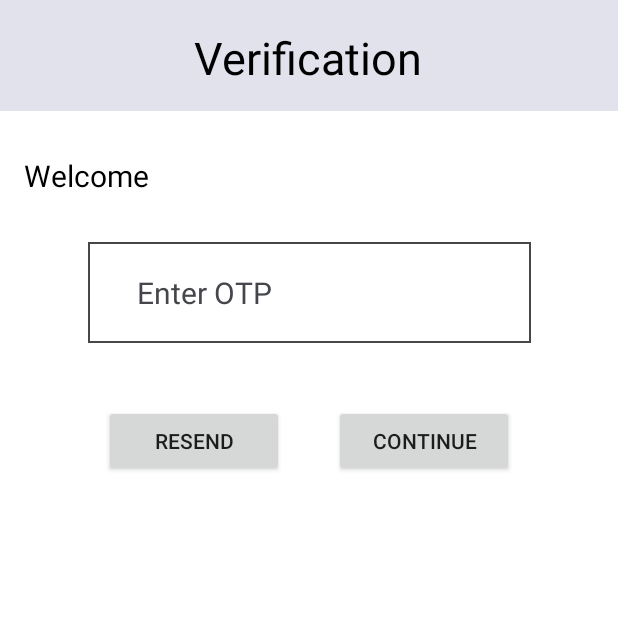
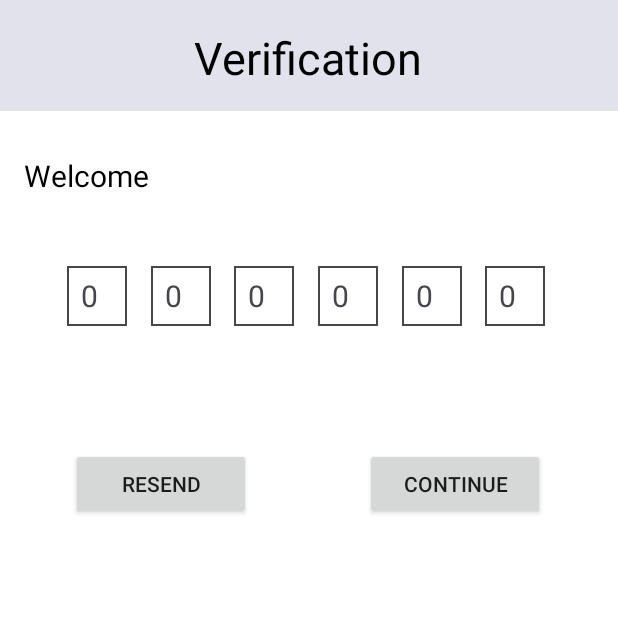
Before and after one commit to VISHNUPRABHU-170/ODOP-app, an Android app: the OtpActivity screen opened directly, with no data from a screen before it, on a phone screen of 412 x 824 dp, the top half of it. Run offline under Robolectric (Android 15) with nearby library versions, the light colour scheme and no system bars; our stand-ins replace Firebase (no records; nobody signed in at launch, a user with empty details on screens opened directly); 3 statements that could not run were skipped.

Commit message:
FOOD app

```diff
--- a/app/src/main/java/com/example/foodapplication/login/OtpActivity.kt
+++ b/app/src/main/java/com/example/foodapplication/login/OtpActivity.kt
@@ -6,6 +6,7 @@ import android.os.Bundle
 import android.util.Log
 import android.widget.Button
 import android.widget.EditText
+import android.widget.Toast
 import com.example.foodapplication.HomeActivity
 import com.example.foodapplication.R
 import com.google.firebase.FirebaseException
@@ -15,7 +16,12 @@ import java.util.concurrent.TimeUnit
 
 class OtpActivity : AppCompatActivity() {
     private lateinit var go: Button
-    private lateinit var otp: EditText
+    private lateinit var otp1: EditText
+    private lateinit var otp2: EditText
+    private lateinit var otp3: EditText
+    private lateinit var otp4: EditText
+    private lateinit var otp5: EditText
+    private lateinit var otp6: EditText
     private lateinit var resend: Button
     private lateinit var auth: FirebaseAuth
     private lateinit var OTP: String
@@ -35,9 +41,9 @@ class OtpActivity : AppCompatActivity() {
         init()
 
         go.setOnClickListener(){
-            typedOTP=otp.text.toString()
+            typedOTP=otp1.text.toString()+otp2.text.toString()+otp3.text.toString()+otp4.text.toString()+otp5.text.toString()+otp6.text.toString()
             if(typedOTP.trim().isBlank() || typedOTP.length!=6){
-                otp.error="Please enter a valid OTP"
+                Toast.makeText(this,"Please enter a valid OTP",Toast.LENGTH_SHORT).show()
             }else{
                 val credential: PhoneAuthCredential=PhoneAuthProvider.getCredential(
                     OTP,typedOTP
@@ -55,7 +61,12 @@ class OtpActivity : AppCompatActivity() {
 
     private fun init(){
         go=findViewById(R.id.go)
-        otp=findViewById(R.id.otp)
+        otp1=findViewById(R.id.otp1)
+        otp2=findViewById(R.id.otp2)
+        otp3=findViewById(R.id.otp3)
+        otp4=findViewById(R.id.otp4)
+        otp5=findViewById(R.id.otp5)
+        otp6=findViewById(R.id.otp6)
         resend=findViewById(R.id.resend)
         auth=FirebaseAuth.getInstance()
     }
--- a/app/src/main/res/layout/activity_coimbatore.xml
+++ b/app/src/main/res/layout/activity_coimbatore.xml
@@ -8,16 +8,28 @@
     tools:context=".district.CoimbatoreActivity" >
 
     <TextView
+        android:id="@+id/textView2"
+        android:layout_width="match_parent"
+        android:layout_height="78dp"
+        android:background="@color/teal_200"
+        app:layout_constraintBottom_toBottomOf="parent"
+        app:layout_constraintTop_toTopOf="parent"
+        app:layout_constraintVertical_bias="0.0"
+        tools:layout_editor_absoluteX="16dp" />
+
+    <TextView
         android:id="@+id/textView13"
-        android:layout_width="match_parent"
-        android:layout_height="55dp"
-        android:background="@color/teal_700"
-        android:text="  Coimbatore"
+        android:layout_width="wrap_content"
+        android:layout_height="wrap_content"
+        android:layout_marginStart="90dp"
+        android:layout_marginEnd="90dp"
+        android:text="Coimbatore"
         android:textColor="@color/white"
-        android:textSize="35sp"
+        android:textSize="34sp"
         app:layout_constraintBottom_toBottomOf="parent"
         app:layout_constraintEnd_toEndOf="parent"
+        app:layout_constraintHorizontal_bias="0.497"
         app:layout_constraintStart_toStartOf="parent"
-        app:layout_constraintTop_toTopOf="parent"
-        app:layout_constraintVertical_bias="0.002" />
+        app:layout_constraintTop_toTopOf="@+id/textView2"
+        app:layout_constraintVertical_bias="0.023" />
 </androidx.constraintlayout.widget.ConstraintLayout>
--- a/app/src/main/res/layout/activity_otp.xml
+++ b/app/src/main/res/layout/activity_otp.xml
@@ -37,37 +37,26 @@
         app:layout_constraintTop_toTopOf="parent"
         app:layout_constraintVertical_bias="0.13" />
 
-    <EditText
-        android:id="@+id/otp"
-        android:layout_width="295dp"
-        android:layout_height="67dp"
-        android:layout_marginStart="90dp"
-        android:layout_marginEnd="90dp"
-        android:background="@drawable/border"
-        android:ems="10"
-        android:hint="       Enter OTP"
-        android:inputType="numberSigned"
-        android:textColor="@color/black"
-        android:textColorHint="@color/material_dynamic_neutral30"
-        android:textSize="20sp"
-        app:layout_constraintBottom_toBottomOf="parent"
-        app:layout_constraintEnd_toEndOf="parent"
-        app:layout_constraintStart_toStartOf="parent"
-        app:layout_constraintTop_toTopOf="parent"
-        app:layout_constraintVertical_bias="0.213" />
+    <LinearLayout
+        android:layout_width="wrap_content"
+        android:layout_height="wrap_content"
+        android:layout_marginTop="50dp"
+        android:orientation="horizontal">
+
+    </LinearLayout>
+
 
     <Button
         android:id="@+id/go"
         android:layout_width="120dp"
         android:layout_height="wrap_content"
-        android:layout_marginEnd="3dp"
         android:text="Continue"
         app:layout_constraintBottom_toBottomOf="parent"
-        app:layout_constraintEnd_toEndOf="@+id/otp"
-        app:layout_constraintHorizontal_bias="0.965"
-        app:layout_constraintStart_toStartOf="parent"
+        app:layout_constraintEnd_toEndOf="@+id/otp6"
+        app:layout_constraintHorizontal_bias="1.0"
+        app:layout_constraintStart_toStartOf="@+id/otp1"
         app:layout_constraintTop_toTopOf="parent"
-        app:layout_constraintVertical_bias="0.348" />
+        app:layout_constraintVertical_bias="0.385" />
 
     <TextView
         android:id="@+id/textView25"
@@ -89,11 +78,120 @@
         android:id="@+id/resend"
         android:layout_width="120dp"
         android:layout_height="wrap_content"
+        android:layout_marginEnd="196dp"
         android:text="Resend"
         app:layout_constraintBottom_toBottomOf="parent"
+        app:layout_constraintEnd_toEndOf="@+id/otp6"
+        app:layout_constraintTop_toTopOf="parent"
+        app:layout_constraintVertical_bias="0.385" />
+
+    <EditText
+        android:id="@+id/otp1"
+        android:layout_width="40dp"
+        android:layout_height="40dp"
+        android:background="@drawable/border"
+        android:ems="10"
+        android:hint="  0"
+        android:inputType="numberSigned"
+        android:textColor="@color/black"
+        android:textColorHint="@color/material_dynamic_neutral30"
+        android:textSize="20sp"
+        app:layout_constraintBottom_toBottomOf="parent"
         app:layout_constraintEnd_toEndOf="parent"
-        app:layout_constraintHorizontal_bias="0.047"
-        app:layout_constraintStart_toStartOf="@+id/otp"
+        app:layout_constraintHorizontal_bias="0.120"
+        app:layout_constraintStart_toStartOf="parent"
         app:layout_constraintTop_toTopOf="parent"
-        app:layout_constraintVertical_bias="0.348" />
+        app:layout_constraintVertical_bias="0.226" />
+
+    <EditText
+        android:id="@+id/otp2"
+        android:layout_width="40dp"
+        android:layout_height="40dp"
+        android:background="@drawable/border"
+        android:ems="10"
+        android:hint="  0"
+        android:inputType="numberSigned"
+        android:textColor="@color/black"
+        android:textColorHint="@color/material_dynamic_neutral30"
+        android:textSize="20sp"
+        app:layout_constraintBottom_toBottomOf="parent"
+        app:layout_constraintEnd_toEndOf="parent"
+        app:layout_constraintHorizontal_bias="0.270"
+        app:layout_constraintStart_toStartOf="parent"
+        app:layout_constraintTop_toTopOf="parent"
+        app:layout_constraintVertical_bias="0.226" />
+
+    <EditText
+        android:id="@+id/otp3"
+        android:layout_width="40dp"
+        android:layout_height="40dp"
+        android:background="@drawable/border"
+        android:ems="10"
+        android:hint="  0"
+        android:inputType="numberSigned"
+        android:textColor="@color/black"
+        android:textColorHint="@color/material_dynamic_neutral30"
+        android:textSize="20sp"
+        app:layout_constraintBottom_toBottomOf="parent"
+        app:layout_constraintEnd_toEndOf="parent"
+        app:layout_constraintHorizontal_bias="0.420"
+        app:layout_constraintStart_toStartOf="parent"
+        app:layout_constraintTop_toTopOf="parent"
+        app:layout_constraintVertical_bias="0.226" />
+
+    <EditText
+        android:id="@+id/otp4"
+        android:layout_width="40dp"
+        android:layout_height="40dp"
+        android:background="@drawable/border"
+        android:ems="10"
+        android:hint="  0"
+        android:inputType="numberSigned"
+        android:textColor="@color/black"
+        android:textColorHint="@color/material_dynamic_neutral30"
+        android:textSize="20sp"
+        app:layout_constraintBottom_toBottomOf="parent"
+        app:layout_constraintEnd_toEndOf="parent"
+        app:layout_constraintHorizontal_bias="0.570"
+        app:layout_constraintStart_toStartOf="parent"
+        app:layout_constraintTop_toTopOf="parent"
+        app:layout_constraintVertical_bias="0.226" />
+
+    <EditText
+        android:id="@+id/otp5"
+        android:layout_width="40dp"
+        android:layout_height="40dp"
+        android:background="@drawable/border"
+        android:ems="10"
+        android:hint="  0"
+        android:inputType="numberSigned"
+        android:textColor="@color/black"
+        android:textColorHint="@color/material_dynamic_neutral30"
+        android:textSize="20sp"
+        app:layout_constraintBottom_toBottomOf="parent"
+        app:layout_constraintEnd_toEndOf="parent"
+        app:layout_constraintHorizontal_bias="0.720"
+        app:layout_constraintStart_toStartOf="parent"
+        app:layout_constraintTop_toTopOf="parent"
+        app:layout_constraintVertical_bias="0.226" />
+
+    <EditText
+        android:id="@+id/otp6"
+        android:layout_width="40dp"
+        android:layout_height="40dp"
+        android:background="@drawable/border"
+        android:ems="10"
+        android:hint="  0"
+        android:inputType="numberSigned"
+        android:textColor="@color/black"
+        android:textColorHint="@color/material_dynamic_neutral30"
+        android:textSize="20sp"
+        app:layout_constraintBottom_toBottomOf="parent"
+        app:layout_constraintEnd_toEndOf="parent"
+        app:layout_constraintHorizontal_bias="0.870"
+        app:layout_constraintStart_toStartOf="parent"
+        app:layout_constraintTop_toTopOf="parent"
+        app:layout_constraintVertical_bias="0.226" />
+
+
 </androidx.constraintlayout.widget.ConstraintLayout>
```
